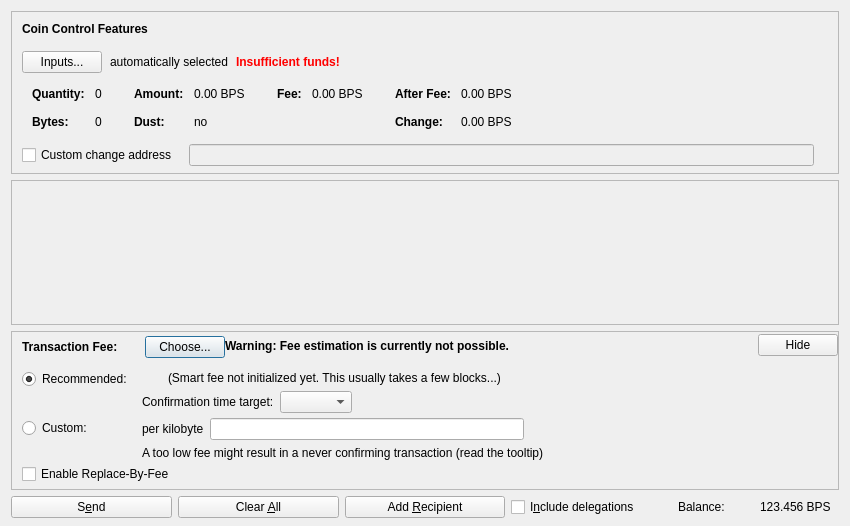
yatripay/yatripay, file src/qt/forms/sendcoinsdialog.ui: the form before one commit.
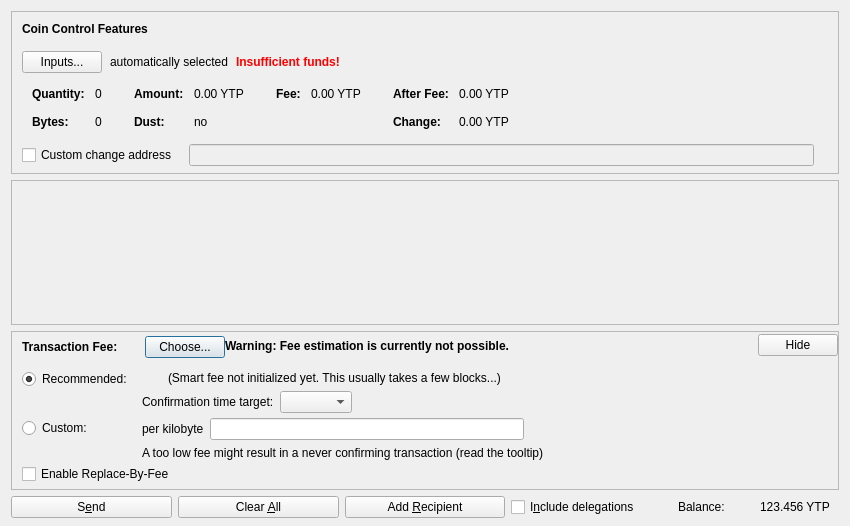
The form after the commit. Icons and pictures are not drawn. Custom widgets are drawn as their Qt base class.

```diff
--- a/src/qt/forms/sendcoinsdialog.ui
+++ b/src/qt/forms/sendcoinsdialog.ui
@@ -324,7 +324,7 @@
                   <enum>Qt::ActionsContextMenu</enum>
                  </property>
                  <property name="text">
-                  <string notr="true">0.00 BPS</string>
+                  <string notr="true">0.00 YTP</string>
                  </property>
                  <property name="textInteractionFlags">
                   <set>Qt::LinksAccessibleByMouse|Qt::TextSelectableByKeyboard|Qt::TextSelectableByMouse</set>
@@ -404,7 +404,7 @@
                   <enum>Qt::ActionsContextMenu</enum>
                  </property>
                  <property name="text">
-                  <string notr="true">0.00 BPS</string>
+                  <string notr="true">0.00 YTP</string>
                  </property>
                  <property name="textInteractionFlags">
                   <set>Qt::LinksAccessibleByMouse|Qt::TextSelectableByKeyboard|Qt::TextSelectableByMouse</set>
@@ -455,7 +455,7 @@
                   <enum>Qt::ActionsContextMenu</enum>
                  </property>
                  <property name="text">
-                  <string notr="true">0.00 BPS</string>
+                  <string notr="true">0.00 YTP</string>
                  </property>
                  <property name="textInteractionFlags">
                   <set>Qt::LinksAccessibleByMouse|Qt::TextSelectableByKeyboard|Qt::TextSelectableByMouse</set>
@@ -484,7 +484,7 @@
                   <enum>Qt::ActionsContextMenu</enum>
                  </property>
                  <property name="text">
-                  <string notr="true">0.00 BPS</string>
+                  <string notr="true">0.00 YTP</string>
                  </property>
                  <property name="textInteractionFlags">
                   <set>Qt::LinksAccessibleByMouse|Qt::TextSelectableByKeyboard|Qt::TextSelectableByMouse</set>
@@ -1211,7 +1211,7 @@
           <cursorShape>IBeamCursor</cursorShape>
          </property>
          <property name="text">
-          <string notr="true">123.456 BPS</string>
+          <string notr="true">123.456 YTP</string>
          </property>
          <property name="textInteractionFlags">
           <set>Qt::LinksAccessibleByMouse|Qt::TextSelectableByKeyboard|Qt::TextSelectableByMouse</set>
```
